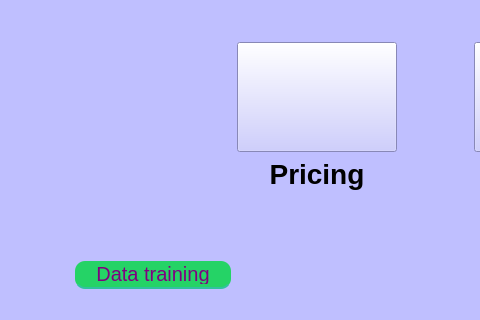
Before: the Qt Designer form homepage.ui in Mr-Untraceable/inventory-app, drawn with Qt 5; both pictures show x 0 to 480 and y 289 to 609 of the 1114 by 609 pixel window.
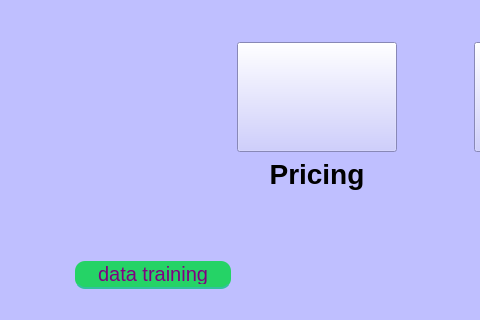
After: the same form once the commit is applied. Icons and pictures are not drawn.

Patch:
```diff
--- a/homepage.ui
+++ b/homepage.ui
@@ -479,7 +479,7 @@
 </string>
       </property>
       <property name="text">
-       <string>Data training</string>
+       <string>data training</string>
       </property>
      </widget>
     </item>
```
Left out of the diff: 5 changed lines with no effect on the pictures.
